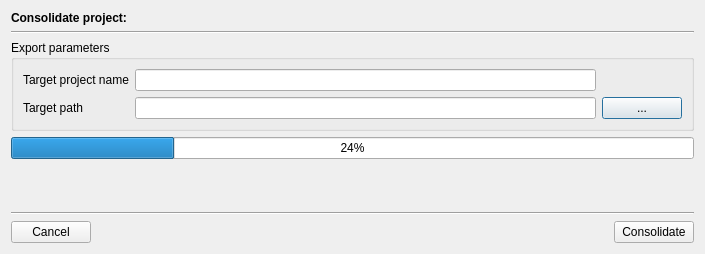
Qt form StageRunner/gui/consolidatedialog.ui (Pit1966/StageRunner) before a commit.
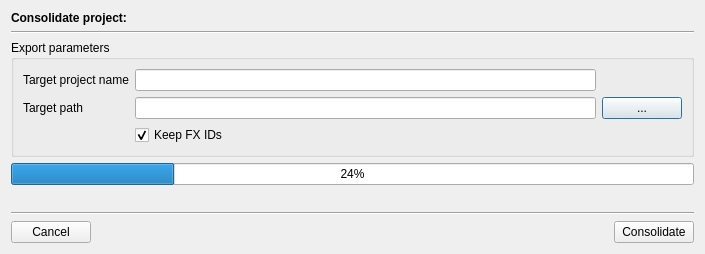
The same form after that commit.

Commit message: Fixed progress indicator in fxlist for FxScriptItems, that contains absoulute sound start times. Added option to keep FxItem IDs, when Project is copied

What changed in the file:
```diff
--- a/StageRunner/gui/consolidatedialog.ui
+++ b/StageRunner/gui/consolidatedialog.ui
@@ -61,6 +61,16 @@
         </property>
        </widget>
       </item>
+      <item row="2" column="1">
+       <widget class="QCheckBox" name="keepFxIDsCheck">
+        <property name="text">
+         <string>Keep FX IDs</string>
+        </property>
+        <property name="checked">
+         <bool>true</bool>
+        </property>
+       </widget>
+      </item>
      </layout>
     </widget>
    </item>
```
The commit also changes 10 other files.
